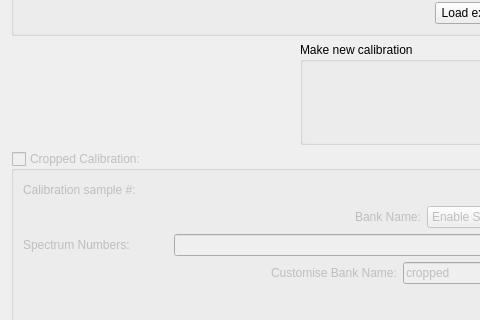
mantidproject/mantid, file MantidQt/CustomInterfaces/inc/MantidQtCustomInterfaces/EnggDiffraction/EnggDiffractionQtTabCalib.ui: the form before one commit; both pictures show x 0 to 480 and y 122 to 442 of the 600 by 650 pixel window.
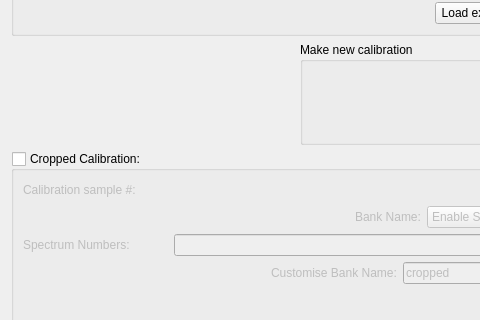
The form after the commit. Custom widgets are drawn as their Qt base class.

Commit message: don't ReadOnly the mwrunfiles widget, re #16087

The edit to the form file:
```diff
--- a/MantidQt/CustomInterfaces/inc/MantidQtCustomInterfaces/EnggDiffraction/EnggDiffractionQtTabCalib.ui
+++ b/MantidQt/CustomInterfaces/inc/MantidQtCustomInterfaces/EnggDiffraction/EnggDiffractionQtTabCalib.ui
@@ -221,7 +221,7 @@
    <item row="2" column="0">
     <widget class="QGroupBox" name="groupBox_calib_cropped">
      <property name="enabled">
-      <bool>false</bool>
+      <bool>true</bool>
      </property>
      <property name="title">
       <string>Cropped Calibration:</string>
```
Left out of the diff: 24 changed lines with no effect on the pictures. The commit also changes 1 other file.
